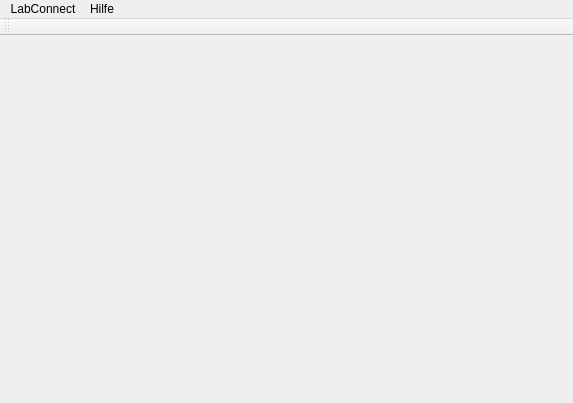
Above: LabConnect/LabConnect.ui from LabConnect/Interface before the change. Below: the same form after it.
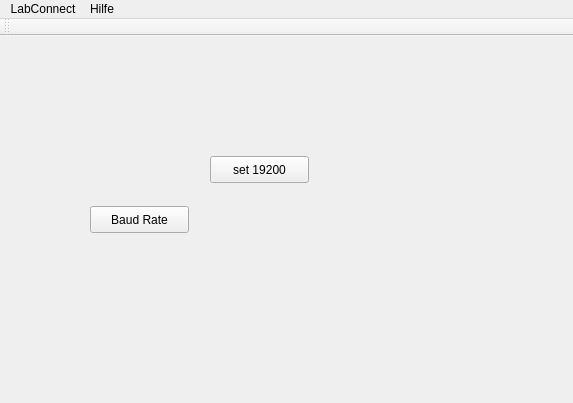
That is the form after the change.

Diff of the .ui file:
```diff
--- a/LabConnect/LabConnect.ui
+++ b/LabConnect/LabConnect.ui
@@ -2,6 +2,9 @@
 <ui version="4.0">
  <class>LabConnect</class>
  <widget class="QMainWindow" name="LabConnect">
+  <property name="enabled">
+   <bool>true</bool>
+  </property>
   <property name="geometry">
    <rect>
     <x>0</x>
@@ -13,7 +16,34 @@
   <property name="windowTitle">
    <string>LabConnect</string>
   </property>
-  <widget class="QWidget" name="centralWidget"/>
+  <widget class="QWidget" name="centralWidget">
+   <widget class="QPushButton" name="pushButton">
+    <property name="geometry">
+     <rect>
+      <x>90</x>
+      <y>170</y>
+      <width>99</width>
+      <height>27</height>
+     </rect>
+    </property>
+    <property name="text">
+     <string>Baud Rate</string>
+    </property>
+   </widget>
+   <widget class="QPushButton" name="pushButton_2">
+    <property name="geometry">
+     <rect>
+      <x>210</x>
+      <y>120</y>
+      <width>99</width>
+      <height>27</height>
+     </rect>
+    </property>
+    <property name="text">
+     <string>set 19200</string>
+    </property>
+   </widget>
+  </widget>
   <widget class="QMenuBar" name="menuBar">
    <property name="geometry">
     <rect>
```
Left out of the diff: 7 changed lines with no effect on the pictures.
